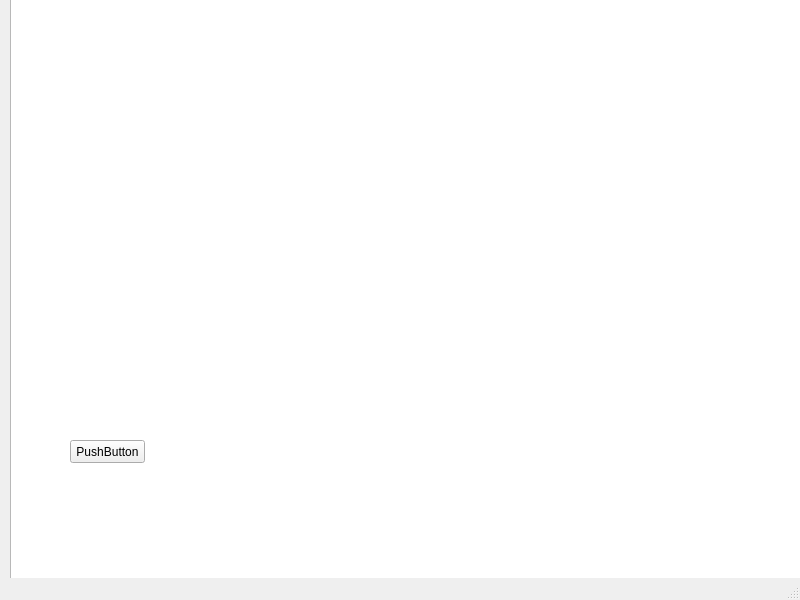
This is mainwindow.ui in rodrigoperezM/proyecto-final-udea as Qt 5 draws it before an edit. The edited form follows.
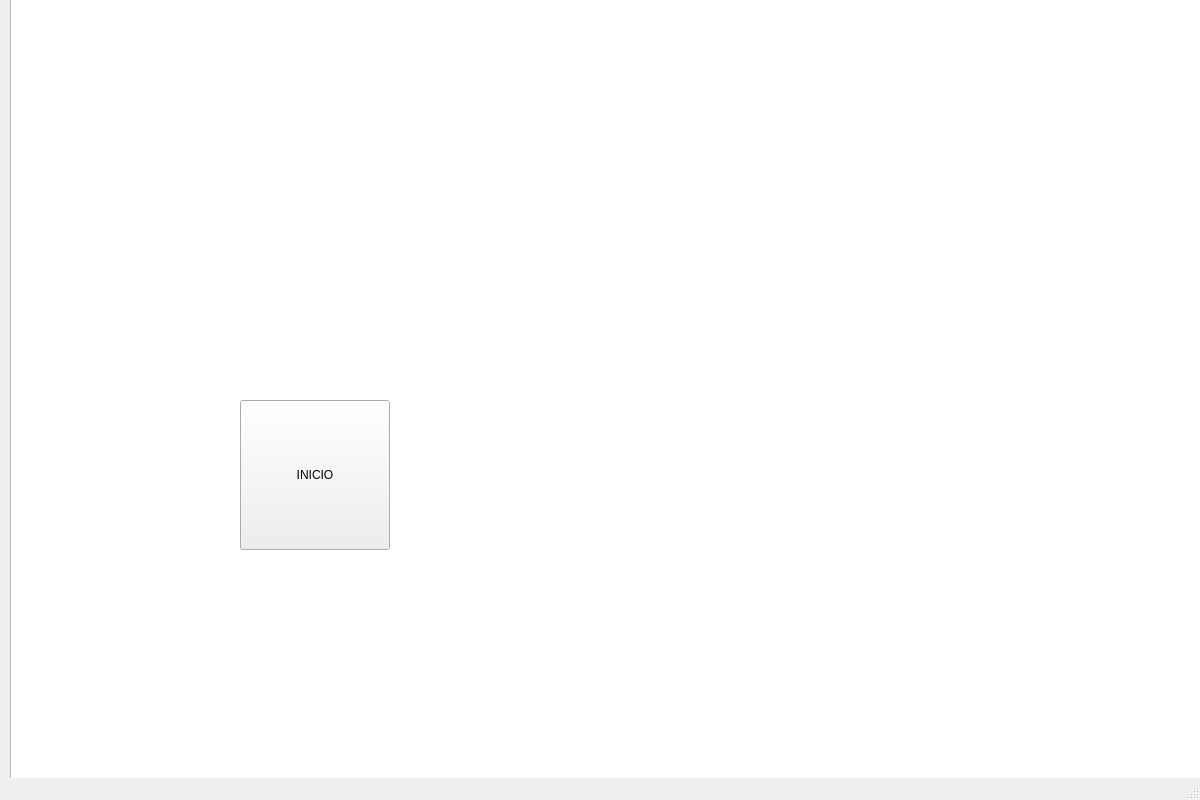
This is the edited form.

The edit to the form file:
```diff
--- a/mainwindow.ui
+++ b/mainwindow.ui
@@ -6,8 +6,8 @@
    <rect>
     <x>0</x>
     <y>0</y>
-    <width>800</width>
-    <height>600</height>
+    <width>1200</width>
+    <height>800</height>
    </rect>
   </property>
   <property name="windowTitle">
@@ -27,14 +27,14 @@
    <widget class="QPushButton" name="start">
     <property name="geometry">
      <rect>
-      <x>70</x>
-      <y>440</y>
-      <width>75</width>
-      <height>23</height>
+      <x>240</x>
+      <y>400</y>
+      <width>150</width>
+      <height>150</height>
      </rect>
     </property>
     <property name="text">
-     <string>PushButton</string>
+     <string>INICIO</string>
     </property>
    </widget>
   </widget>
```
Left out of the diff: 4 changed lines with no effect on the pictures.
